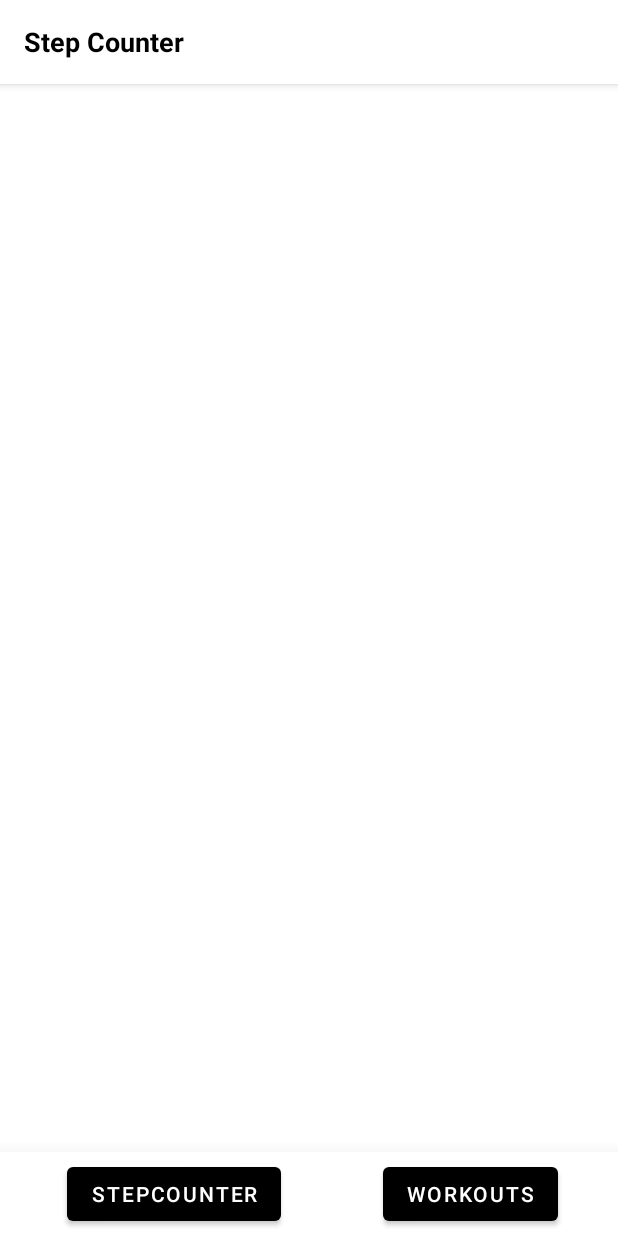
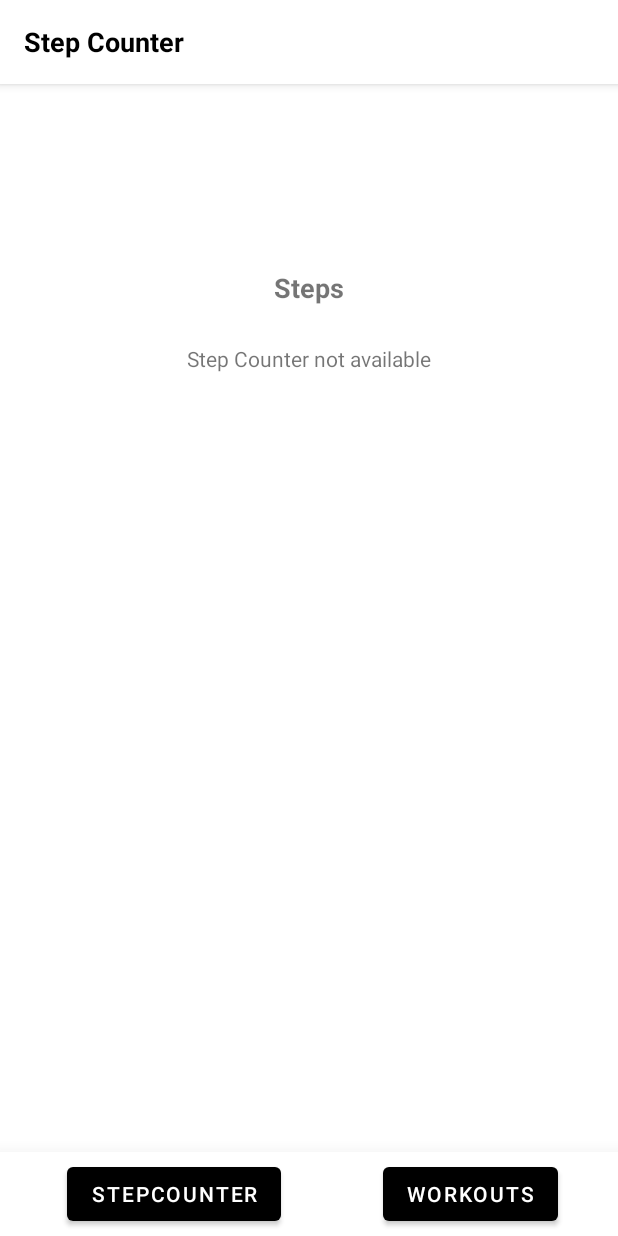
Before and after one commit to MatthewBradon/WorkoutBuilderApp, an Android app: the StepCounter screen opened directly, with no data from a screen before it, on a phone screen of 412 x 824 dp. Run offline under Robolectric (Android 15) with nearby library versions, the phone set to English and light mode, and no system bars.

Commit message:
Added step counting system.

```diff
--- a/app/src/main/AndroidManifest.xml
+++ b/app/src/main/AndroidManifest.xml
@@ -1,6 +1,10 @@
 <?xml version="1.0" encoding="utf-8"?>
 <manifest xmlns:android="http://schemas.android.com/apk/res/android"
     xmlns:tools="http://schemas.android.com/tools">
+
+    <uses-feature android:name="android.hardware.sensor.stepcounter" android:required="true"/>
+    <uses-feature android:name="android.hardware.sensor.stepdetector" android:required="true"/>
+    <uses-permission android:name="android.permission.ACTIVITY_RECOGNITION"/>
 
     <application
         android:allowBackup="true"
--- a/app/src/main/java/com/example/workoutbuilder/StepCounter.java
+++ b/app/src/main/java/com/example/workoutbuilder/StepCounter.java
@@ -2,14 +2,25 @@ package com.example.workoutbuilder;
 
 import androidx.appcompat.app.AppCompatActivity;
 
+import android.content.Context;
 import android.content.Intent;
+import android.hardware.Sensor;
+import android.hardware.SensorEvent;
+import android.hardware.SensorEventListener;
+import android.hardware.SensorManager;
 import android.os.Bundle;
 import android.view.View;
 import android.widget.Button;
+import android.widget.TextView;
 
-public class StepCounter extends AppCompatActivity {
+public class StepCounter extends AppCompatActivity implements SensorEventListener{
 
     Button stepCounterButton, workoutsButton;
+    TextView stepCounterTV;
+    private SensorManager sensorManager;
+    private Sensor stepCounterSensor;
+
+    private int stepCount = 0;
 
     @Override
     protected void onCreate(Bundle savedInstanceState) {
@@ -18,6 +29,16 @@ public class StepCounter extends AppCompatActivity {
 
         stepCounterButton = findViewById(R.id.btnStepCounter);
         workoutsButton = findViewById(R.id.btnWorkouts);
+        stepCounterTV = findViewById(R.id.stepCountTV);
+
+
+        sensorManager = (SensorManager) getSystemService(Context.SENSOR_SERVICE);
+        stepCounterSensor = sensorManager.getDefaultSensor(Sensor.TYPE_STEP_COUNTER);
+
+        if(stepCounterSensor == null){
+            stepCounterTV.setText("Step Counter not available");
+        }
+
 
         //Navigation Buttons to other activities
         workoutsButton.setOnClickListener(new View.OnClickListener() {
@@ -28,4 +49,37 @@ public class StepCounter extends AppCompatActivity {
         });
 
     }
+
+
+    @Override
+    protected void onResume() {
+        super.onResume();
+
+        if(stepCounterSensor != null){
+            sensorManager.registerListener(this, stepCounterSensor, SensorManager.SENSOR_DELAY_FASTEST);
+        }
+    }
+
+    @Override
+    protected void onStop() {
+        super.onStop();
+
+        if(stepCounterSensor != null){
+            sensorManager.unregisterListener(this);
+        }
+    }
+
+    //Methods to implement from SensorEventListener
+    @Override
+    public void onSensorChanged(SensorEvent sensorEvent){
+        if(sensorEvent.sensor.getType() != Sensor.TYPE_STEP_COUNTER) return;
+
+        stepCount = (int) sensorEvent.values[0];
+        stepCounterTV.setText(String.valueOf(stepCount));
+    }
+
+    @Override
+    public void onAccuracyChanged(Sensor sensor, int i ){
+
+    }
 }
--- a/app/src/main/res/layout/activity_step_counter.xml
+++ b/app/src/main/res/layout/activity_step_counter.xml
@@ -1,6 +1,5 @@
 <?xml version="1.0" encoding="utf-8"?>
-<androidx.constraintlayout.widget.ConstraintLayout
-    xmlns:android="http://schemas.android.com/apk/res/android"
+<androidx.constraintlayout.widget.ConstraintLayout xmlns:android="http://schemas.android.com/apk/res/android"
     xmlns:app="http://schemas.android.com/apk/res-auto"
     xmlns:tools="http://schemas.android.com/tools"
     android:layout_width="match_parent"
@@ -14,8 +13,8 @@
         android:layout_height="?attr/actionBarSize"
         android:background="@android:color/white"
         android:elevation="4dp"
+        app:layout_constraintEnd_toEndOf="parent"
         app:layout_constraintStart_toStartOf="parent"
-        app:layout_constraintEnd_toEndOf="parent"
         app:layout_constraintTop_toTopOf="parent">
 
         <TextView
@@ -31,7 +30,6 @@
             app:layout_constraintStart_toStartOf="parent"
             app:layout_constraintTop_toTopOf="parent" />
     </androidx.appcompat.widget.Toolbar>
-
 
 
     <!-- Navigation Toolbar -->
@@ -59,10 +57,10 @@
                 android:layout_marginTop="4dp"
                 android:layout_marginEnd="40dp"
                 android:layout_marginBottom="4dp"
-                app:backgroundTint="@android:color/black"
                 android:elevation="0dp"
                 android:text="StepCounter"
                 android:textColor="@android:color/white"
+                app:backgroundTint="@android:color/black"
                 app:layout_constraintBottom_toBottomOf="parent"
                 app:layout_constraintEnd_toStartOf="@+id/btnWorkouts"
                 app:layout_constraintStart_toStartOf="parent"
@@ -85,4 +83,26 @@
 
         </androidx.constraintlayout.widget.ConstraintLayout>
     </androidx.appcompat.widget.Toolbar>
+
+    <TextView
+        android:id="@+id/stepTitleTV"
+        android:layout_width="wrap_content"
+        android:layout_height="wrap_content"
+        android:layout_marginTop="123dp"
+        android:text="Steps"
+        android:textSize="18sp"
+        android:textStyle="bold"
+        app:layout_constraintEnd_toEndOf="parent"
+        app:layout_constraintStart_toStartOf="parent"
+        app:layout_constraintTop_toBottomOf="@+id/toolbar" />
+
+    <TextView
+        android:id="@+id/stepCountTV"
+        android:layout_width="wrap_content"
+        android:layout_height="wrap_content"
+        android:layout_marginTop="25dp"
+        app:layout_constraintEnd_toEndOf="parent"
+        app:layout_constraintStart_toStartOf="parent"
+        app:layout_constraintTop_toBottomOf="@+id/stepTitleTV" />
+
 </androidx.constraintlayout.widget.ConstraintLayout>
```
